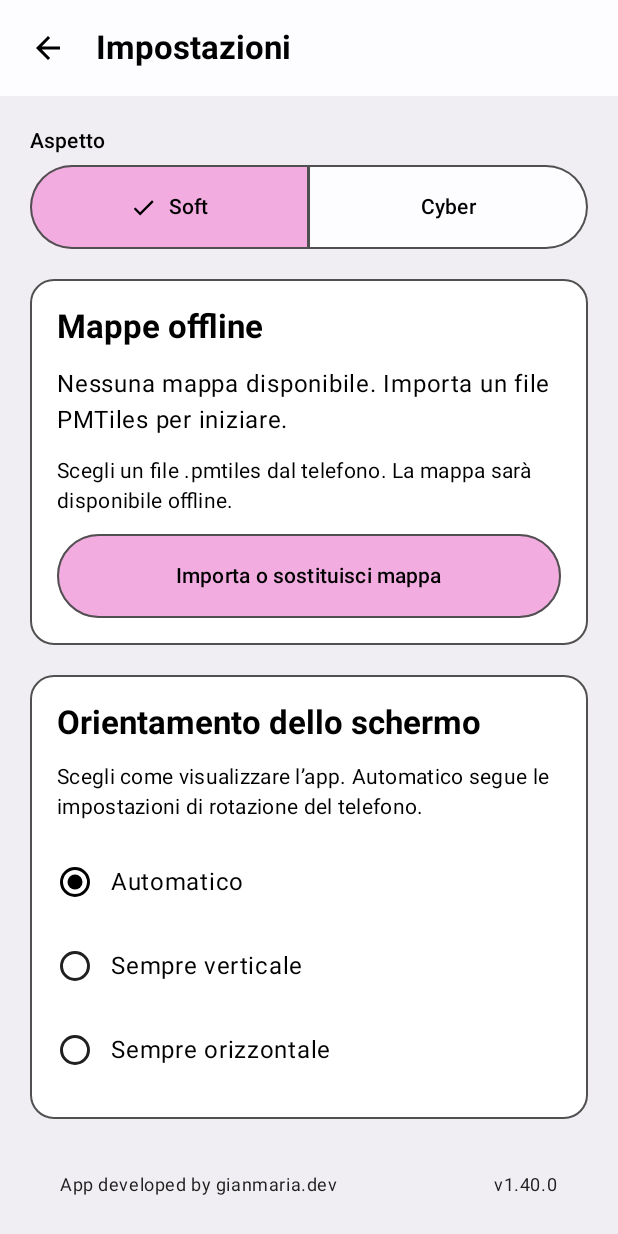
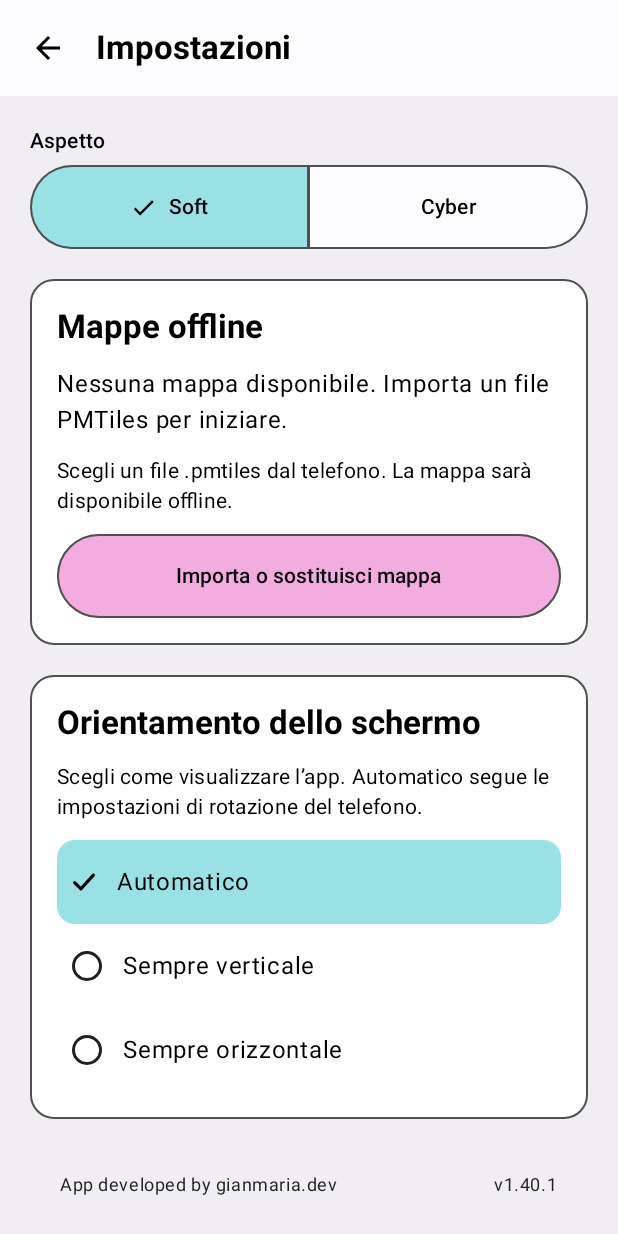
Before and after one commit to Gianmaria9029/GPXdev, an Android app built with Jetpack Compose: the screen it shows after launch (MainActivity), after a tap on "Impostazioni", on a phone screen of 412 x 824 dp. Run offline under Robolectric (Android 15) with nearby library versions, the phone set to English and light mode, and no system bars; our stand-ins replace Room's generated code; pictures from the network do not load.

Commit message:
Aggiorna GPXdev alla 1.40.1 e il link di download

```diff
--- a/app/build.gradle.kts
+++ b/app/build.gradle.kts
@@ -12,8 +12,8 @@ android {
         applicationId = "com.gpxnavigator"
         minSdk = 29
         targetSdk = 36
-        versionCode = 69
-        versionName = "1.40.0"
+        versionCode = 70
+        versionName = "1.40.1"
     }
 
     buildFeatures {
--- a/app/src/main/java/com/gpxnavigator/ui/components/ThemeSelector.kt
+++ b/app/src/main/java/com/gpxnavigator/ui/components/ThemeSelector.kt
@@ -32,8 +32,8 @@ fun ThemeSelector(theme: AppTheme, onThemeChange: (AppTheme) -> Unit, saveFailed
                 SegmentedButton(selected = theme == option, onClick = { onThemeChange(option) },
                     shape = SegmentedButtonDefaults.itemShape(index, AppTheme.entries.size),
                     colors = SegmentedButtonDefaults.colors(
-                        activeContainerColor = if (cyber) palette.followActive else colors.primaryContainer,
-                        activeContentColor = if (cyber) palette.onFollowActive else colors.onPrimaryContainer,
+                        activeContainerColor = if (cyber) palette.followActive else colors.secondaryContainer,
+                        activeContentColor = if (cyber) palette.onFollowActive else colors.onSecondaryContainer,
                         activeBorderColor = if (cyber) palette.followActive else palette.selectionBorder,
                         inactiveContainerColor = colors.surface,
                         inactiveContentColor = colors.onSurface,
--- a/app/src/main/java/com/gpxnavigator/ui/importgpx/DashboardContent.kt
+++ b/app/src/main/java/com/gpxnavigator/ui/importgpx/DashboardContent.kt
@@ -53,19 +53,19 @@ internal fun DashboardContent(state: ImportGpxUiState, awaitingPermission: Boole
             fontWeight = FontWeight.Bold, modifier = Modifier.semantics { heading() })
     }
     val choices: @Composable (Boolean) -> Unit = { compact ->
-        val neutralCockpit = LocalAppTheme.current == AppTheme.CYBER && !(cockpitActivity && state.session.isRunning)
+        val cyber = LocalAppTheme.current == AppTheme.CYBER
+        val muteIcons = cyber && (state.session.isRunning || state.session.status == SessionStatus.INTERRUPTED)
         Column(verticalArrangement = Arrangement.spacedBy(if (compact) 8.dp else 12.dp)) {
             ActivityCard(R.drawable.ic_recording_route, R.string.home_follow, R.string.home_follow_hint,
-                palette.action, palette.onAction, actions.onTracks, enabled = !state.working, compact = compact)
+                palette.action, palette.onAction, actions.onTracks, enabled = !state.working, compact = compact, muted = muteIcons)
             ActivityCard(R.drawable.ic_recording_time, R.string.home_record, R.string.home_record_hint,
-                palette.recordAction, palette.onRecordAction, actions.onFreeRecording, enabled = canStart, compact = compact)
+                palette.recordAction, palette.onRecordAction, actions.onFreeRecording, enabled = canStart, compact = compact, muted = muteIcons)
             ActivityCard(R.drawable.ic_cockpit, R.string.cockpit_title, R.string.cockpit_home_hint,
-                if (neutralCockpit) palette.scheme.surfaceVariant else palette.followActive,
-                if (neutralCockpit) palette.scheme.onSurfaceVariant else palette.onFollowActive, actions.onCockpit,
-                enabled = ready && !state.recording.pending && (canStart || cockpitActivity), compact = compact)
+                palette.followActive, palette.onFollowActive, actions.onCockpit,
+                enabled = ready && !state.recording.pending && (canStart || cockpitActivity), compact = compact, muted = cyber)
             ActivityCard(R.drawable.ic_explore_map, R.string.explore_map, R.string.home_explore_hint,
                 MaterialTheme.colorScheme.tertiaryContainer, MaterialTheme.colorScheme.onTertiaryContainer,
-                actions.onExplore, enabled = !state.working && !cockpitActivity, compact = compact)
+                actions.onExplore, enabled = !state.working && !cockpitActivity, compact = compact, muted = muteIcons)
         }
     }
     BoxWithConstraints(Modifier.fillMaxSize()) {
@@ -115,14 +115,22 @@ private fun DashboardHeader(onSettings: () -> Unit) {
 
 @Composable
 private fun ActivityCard(icon: Int, title: Int, description: Int, accent: Color, onAccent: Color,
-    onClick: () -> Unit, enabled: Boolean, compact: Boolean) {
+    onClick: () -> Unit, enabled: Boolean, compact: Boolean, muted: Boolean) {
     OutlinedCard(onClick = onClick, enabled = enabled, colors = navigatorCardColors(), shape = RoundedCornerShape(20.dp),
         modifier = Modifier.fillMaxWidth().heightIn(min = if (compact) 72.dp else 104.dp)) {
         Row(Modifier.padding(if (compact) 10.dp else 18.dp), verticalAlignment = Alignment.CenterVertically,
             horizontalArrangement = Arrangement.spacedBy(if (compact) 12.dp else 16.dp)) {
             Surface(shape = CircleShape,
-                color = if (enabled) accent else MaterialTheme.colorScheme.surfaceContainerHigh,
-                contentColor = if (enabled) onAccent else MaterialTheme.colorScheme.onSurfaceVariant.copy(alpha = 0.6f)) {
+                color = when {
+                    !enabled -> MaterialTheme.colorScheme.surfaceContainerHigh
+                    muted -> MaterialTheme.colorScheme.surfaceVariant
+                    else -> accent
+                },
+                contentColor = when {
+                    !enabled -> MaterialTheme.colorScheme.onSurfaceVariant.copy(alpha = 0.6f)
+                    muted -> MaterialTheme.colorScheme.onSurfaceVariant
+                    else -> onAccent
+                }) {
                 Icon(painterResource(icon), null, Modifier.padding(if (compact) 10.dp else 12.dp).size(if (compact) 24.dp else 26.dp))
             }
             Column(Modifier.weight(1f), verticalArrangement = Arrangement.spacedBy(5.dp)) {
--- a/app/src/main/java/com/gpxnavigator/ui/importgpx/ImportGpxScreen.kt
+++ b/app/src/main/java/com/gpxnavigator/ui/importgpx/ImportGpxScreen.kt
@@ -21,6 +21,7 @@ import com.gpxnavigator.domain.model.ActivityMode
 import com.gpxnavigator.ui.cockpit.CockpitSetupScreen
 import com.gpxnavigator.navigation.SessionStatus
 import com.gpxnavigator.ui.components.ChangelogDialog
+import com.gpxnavigator.ui.components.StopNavigationConfirmation
 import com.gpxnavigator.ui.components.GpxExportViewModel
 import com.gpxnavigator.ui.settings.SettingsScreen
 import java.time.LocalDate
@@ -191,10 +192,10 @@ fun ImportGpxScreen(onOpenNavigation: () -> Unit, theme: AppTheme,
         HomePage.SETTINGS -> SettingsScreen(theme, onThemeChange, themeSaveFailed, ::back, footer)
     }
     if (showingChangelog) ChangelogDialog(onDismiss = { showingChangelog = false })
-    if (confirmingStop) AlertDialog(onDismissRequest = { confirmingStop = false },
-        title = { Text(stringResource(R.string.stop_navigation_confirmation)) },
-        confirmButton = { TextButton(onClick = { confirmingStop = false; viewModel.stopNavigation() }) { Text(stringResource(R.string.stop_navigation_yes)) } },
-        dismissButton = { TextButton(onClick = { confirmingStop = false }) { Text(stringResource(R.string.stop_navigation_no)) } })
+    if (confirmingStop) StopNavigationConfirmation(onDismiss = { confirmingStop = false }, onConfirm = {
+        confirmingStop = false
+        viewModel.stopNavigation()
+    })
     val deleting = state.tracks.firstOrNull { it.id == deletionId }
     val renaming = state.tracks.firstOrNull { it.id == renamingId }
     if (renaming != null) RenameTrackDialog(renaming, state.working, canRenameTrack(state, renaming.id), state.error,
--- a/app/src/main/java/com/gpxnavigator/ui/importgpx/TrackDetailScreen.kt
+++ b/app/src/main/java/com/gpxnavigator/ui/importgpx/TrackDetailScreen.kt
@@ -1,6 +1,8 @@
 package com.gpxnavigator.ui.importgpx
 
 import android.text.format.Formatter
+import com.gpxnavigator.domain.model.AppTheme
+import com.gpxnavigator.ui.theme.LocalAppTheme
 import androidx.compose.foundation.Canvas
 import androidx.compose.foundation.layout.*
 import androidx.compose.foundation.rememberScrollState
@@ -70,7 +72,8 @@ internal fun TrackDetailScreen(saved: SavedTrack?, detail: TrackDetailUiState, s
                             role = Role.Checkbox
                             toggleableState = if (state.recordGpx) ToggleableState.On else ToggleableState.Off
                         },
-                        color = MaterialTheme.colorScheme.surfaceVariant) {
+                        color = if (LocalAppTheme.current == AppTheme.SOFT && state.recordGpx && canStart)
+                            MaterialTheme.colorScheme.secondaryContainer else MaterialTheme.colorScheme.surfaceVariant) {
                         Row(Modifier.fillMaxWidth().padding(horizontal = 12.dp), verticalAlignment = Alignment.CenterVertically,
                             horizontalArrangement = Arrangement.spacedBy(12.dp)) {
                             Checkbox(checked = state.recordGpx, onCheckedChange = null, enabled = canStart,
--- a/app/src/main/java/com/gpxnavigator/ui/navigation/ManeuverBox.kt
+++ b/app/src/main/java/com/gpxnavigator/ui/navigation/ManeuverBox.kt
@@ -123,7 +123,7 @@ private fun SecondaryManeuverRow(second: SecondaryManeuver, modifier: Modifier)
         stringResource(maneuverLabel(second.maneuver)), meters)
     Row(modifier.clearAndSetSemantics { contentDescription = description },
         verticalAlignment = Alignment.CenterVertically, horizontalArrangement = Arrangement.spacedBy(6.dp)) {
-        ManeuverArrow(second.maneuver, Modifier.size(20.dp))
+        ManeuverArrow(second.maneuver, Modifier.size(20.dp), LocalNavigatorPalette.current.secondaryManeuverArrow)
         Text(stringResource(R.string.guidance_second_after, meters), modifier = Modifier.weight(1f),
             style = MaterialTheme.typography.labelMedium, maxLines = 2, overflow = TextOverflow.Ellipsis)
     }
@@ -158,8 +158,7 @@ private fun ManeuverDistance(guidance: TrackGuidance, prominentSize: Dp? = null)
 }
 
 @Composable
-private fun ManeuverArrow(maneuver: Maneuver, modifier: Modifier) {
-    val arrowColor = LocalNavigatorPalette.current.maneuverArrow
+private fun ManeuverArrow(maneuver: Maneuver, modifier: Modifier, arrowColor: Color = LocalNavigatorPalette.current.maneuverArrow) {
     Canvas(modifier) {
         val mirrored = maneuver == Maneuver.SLIGHT_LEFT || maneuver == Maneuver.LEFT || maneuver == Maneuver.HAIRPIN_LEFT
         fun point(x: Float, y: Float) = Offset((if (mirrored) 1 - x else x) * size.width, y * size.height)
--- a/app/src/main/java/com/gpxnavigator/ui/settings/SettingsScreen.kt
+++ b/app/src/main/java/com/gpxnavigator/ui/settings/SettingsScreen.kt
@@ -4,6 +4,7 @@ import android.text.format.Formatter
 import androidx.activity.compose.rememberLauncherForActivityResult
 import androidx.activity.result.contract.ActivityResultContracts
 import androidx.compose.foundation.layout.*
+import androidx.compose.foundation.background
 import androidx.compose.foundation.lazy.LazyColumn
 import androidx.compose.foundation.selection.selectable
 import androidx.compose.foundation.selection.selectableGroup
@@ -15,6 +16,7 @@ import androidx.compose.ui.Alignment
 import androidx.compose.ui.Modifier
 import androidx.compose.ui.platform.LocalContext
 import androidx.compose.ui.res.stringResource
+import androidx.compose.ui.res.painterResource
 import androidx.compose.ui.semantics.Role
 import androidx.compose.ui.semantics.heading
 import androidx.compose.ui.semantics.semantics
@@ -95,11 +97,16 @@ internal fun SettingsContent(theme: AppTheme, onThemeChange: (AppTheme) -> Unit,
                                 ScreenOrientation.PORTRAIT -> R.string.settings_orientation_portrait
                                 ScreenOrientation.LANDSCAPE -> R.string.settings_orientation_landscape
                             }
-                            Row(Modifier.fillMaxWidth().selectable(selected = display.settings?.orientation == option,
+                            val selected = display.settings?.orientation == option
+                            val highlighted = selected && theme == AppTheme.SOFT
+                            val fill = if (highlighted) Modifier.background(MaterialTheme.colorScheme.secondaryContainer,
+                                RoundedCornerShape(12.dp)) else Modifier
+                            Row(Modifier.fillMaxWidth().then(fill).selectable(selected = selected,
                                 enabled = display.settings != null, role = Role.RadioButton,
-                                onClick = { onOrientation(option) }).heightIn(min = 56.dp),
+                                onClick = { onOrientation(option) }).heightIn(min = 56.dp).padding(horizontal = 8.dp),
                                 verticalAlignment = Alignment.CenterVertically, horizontalArrangement = Arrangement.spacedBy(12.dp)) {
-                                RadioButton(selected = display.settings?.orientation == option, onClick = null,
+                                if (highlighted) Icon(painterResource(R.drawable.ic_check), null, Modifier.size(20.dp))
+                                else RadioButton(selected = selected, onClick = null,
                                     enabled = display.settings != null)
                                 Text(stringResource(label), style = MaterialTheme.typography.bodyLarge)
                             }
--- a/app/src/main/java/com/gpxnavigator/ui/theme/NavigatorTheme.kt
+++ b/app/src/main/java/com/gpxnavigator/ui/theme/NavigatorTheme.kt
@@ -82,6 +82,7 @@ data class NavigatorPalette(
     val onHomeStopAction: Color = onStopAction,
     val recordAction: Color = action,
     val onRecordAction: Color = Color.Black,
+    val secondaryManeuverArrow: Color = maneuverArrow,
 )
 
 private val SoftScheme = lightColorScheme(
@@ -146,6 +147,7 @@ val CyberPalette = NavigatorPalette(
     action = Color(0xFFF2055C), onAction = Color.Black,
     selectionBorder = Color(0xFFF2055C),
     maneuverBackground = Color(0xFF050509), maneuverArrow = Color(0xFFF2055C),
+    secondaryManeuverArrow = Color(0xFFAA748A),
     followActive = Color(0xFFB6E536), onFollowActive = Color(0xFF1C1C1C),
     stopAction = Color(0xFFB6E536), onStopAction = Color(0xFF1C1C1C),
 )
--- /dev/null
+++ b/app/src/main/res/drawable/ic_check.xml
@@ -0,0 +1,7 @@
+<vector xmlns:android="http://schemas.android.com/apk/res/android"
+    android:width="24dp" android:height="24dp"
+    android:viewportWidth="24" android:viewportHeight="24">
+    <path android:fillColor="@android:color/transparent" android:strokeColor="@android:color/black"
+        android:strokeWidth="2.5" android:strokeLineCap="round" android:strokeLineJoin="round"
+        android:pathData="M4.5,12.5 L9.5,17.5 L19.5,6.5" />
+</vector>
```
Also changed, not shown: app/src/main/java/com/gpxnavigator/ui/cockpit/CockpitContent.kt (+21 -5 lines), app/src/main/java/com/gpxnavigator/ui/components/StopNavigationButton.kt (+24 -0 lines), app/src/main/java/com/gpxnavigator/ui/importgpx/CatalogScreen.kt (+14 -2 lines), app/src/main/java/com/gpxnavigator/ui/navigation/NavigationContent.kt (+8 -19 lines), app/src/main/res/values/strings.xml (+9 -0 lines), app/src/main/assets/CHANGELOG.txt, 4 other files.
